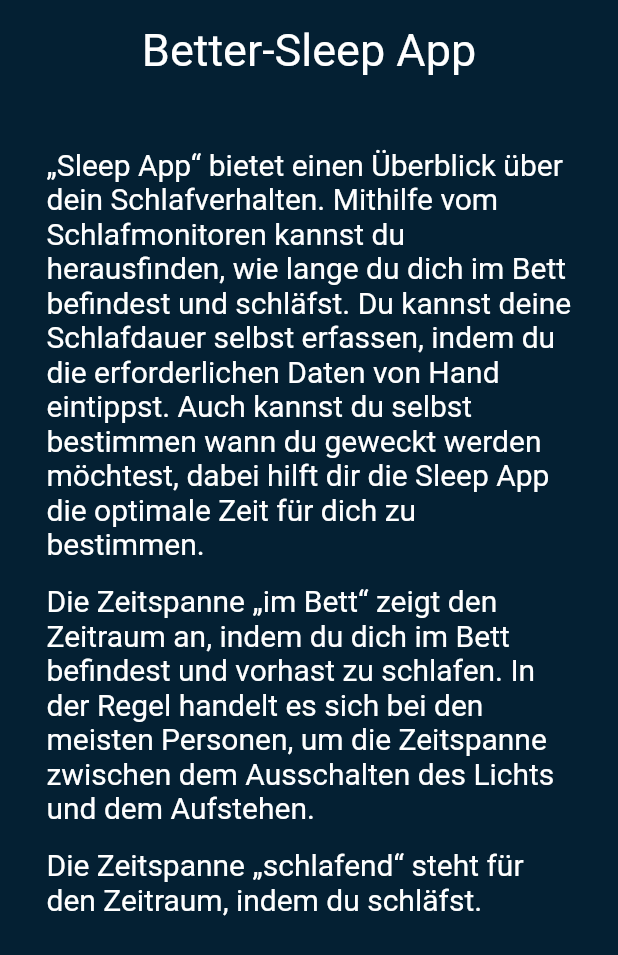
After one commit to Murks1/Weckers, a Flutter app: the UeberdieAppPage screen opened directly, on a phone screen of 412 x 824 dp. The commit adds this screen. Shown: the top 955 px of the screen. Run offline on Flutter 3.47's test engine with Material 2 defaults, Android fonts, the phone set to English and light mode, and no system bars; our stand-ins replace shared_preferences; accounts and stored records are empty.

Commit message:
Seite Über die App entwickelt, verlinkt und mit Inhalten gefüllt

```diff
--- a/lib/home_page.dart
+++ b/lib/home_page.dart
@@ -5,6 +5,7 @@ import 'package:wecker/global_data.dart';
 import 'package:wecker/neuerWecker_page.dart';
 import 'package:wecker/settings_page.dart';
 import 'package:wecker/tipps_und_tricks_page.dart';
+import 'package:wecker/ueber_die_app_page.dart';
 import 'package:wecker/wissenswertes_page.dart';
 
 import 'alleWecker_page.dart';
@@ -59,6 +60,18 @@ class SideDrawer extends StatelessWidget {
                       )
                     }
                   }),
+          ListTile(
+              leading: Icon(Icons.phone_android),
+              title: Text('Über die App'),
+              onTap: () => {
+                {
+                  Navigator.push(
+                    context,
+                    MaterialPageRoute(
+                        builder: (context) => UeberdieAppPage()),
+                  )
+                }
+              }),
           ListTile(
             leading: Icon(Icons.border_color),
             title: Text('Traumtagebuch'),
@@ -151,7 +164,7 @@ class _HomePageState extends State<HomePage> {
               drawer: SideDrawer(),
               appBar: AppBar(
                 backgroundColor: BACKGROUND_COLOR,
-                title: Text('Willkommen zur Schlafapp'),
+                title: Text('Willkommen zur Better-Sleep App'),
               ),
               body: Center(
                 child: Column(
--- a/lib/tipps_und_tricks_page.dart
+++ b/lib/tipps_und_tricks_page.dart
@@ -605,9 +605,6 @@ class TippsUndTricksState extends State<TippsUndTricksPage> {
                                     ),
                                   ),
                                 ]),
-
-
-
                           ]),
                         )
                       ])))),
--- /dev/null
+++ b/lib/ueber_die_app_page.dart
@@ -0,0 +1,125 @@
+import 'package:flutter/cupertino.dart';
+import 'package:flutter/material.dart';
+
+import 'Settings.dart';
+import 'global_data.dart';
+import 'neuerWecker_page.dart';
+
+class UeberdieAppPage extends StatefulWidget {
+  @override
+  State<StatefulWidget> createState() {
+    return UeberdieAppState();
+  }
+}
+
+class UeberdieAppState extends State<UeberdieAppPage> {
+  // zu Seite "neuer Wecker " wechseln
+  void _onAddButtonPressed() {
+    Navigator.push(
+      context,
+      MaterialPageRoute(builder: (context) => NeuerWeckerPage()),
+    );
+  }
+
+  @override
+  Widget build(BuildContext context) {
+    return GestureDetector(
+        onTap: () {
+          FocusScopeNode currentFocus = FocusScope.of(context);
+          if (!currentFocus.hasPrimaryFocus) {
+            currentFocus.unfocus();
+          }
+        },
+        child: SafeArea(
+          child: Scaffold(
+              backgroundColor: BACKGROUND_COLOR,
+              body: Center(
+                  child: Container(
+                      padding: EdgeInsets.all(16),
+                      child: Column(children: [
+                        Row(
+                          mainAxisSize: MainAxisSize.max,
+                          mainAxisAlignment: MainAxisAlignment.spaceEvenly,
+                          children: [
+                            Text(
+                              "Better-Sleep App",
+                              style: TextStyle(
+                                color: Colors.white,
+                                fontFamily: 'Roboto',
+                                fontSize: 30,
+                              ),
+                            ),
+                          ],
+                        ),
+                        Expanded(
+                          child: ListView(children: [
+                            Container(
+                              height: 32,
+                            ),
+                            Container(
+                              height: 15,
+                            ),
+                            Row(
+                                mainAxisSize: MainAxisSize.max,
+                                mainAxisAlignment: MainAxisAlignment.center,
+                                children: [
+                                  Container(
+                                    width: 350,
+                                    child: Text(
+                                      "„Sleep App“ bietet einen Überblick über dein Schlafverhalten. Mithilfe vom Schlafmonitoren kannst du herausfinden, wie lange du dich im Bett befindest und schläfst. Du kannst deine Schlafdauer selbst erfassen, indem du die erforderlichen Daten von Hand eintippst. Auch kannst du selbst bestimmen wann du geweckt werden möchtest, dabei hilft dir die Sleep App die optimale Zeit für dich zu bestimmen. ",
+                                      style: TextStyle(
+                                        color: Colors.white,
+                                        fontFamily: 'Roboto',
+                                        fontSize: 20,
+                                      ),
+                                    ),
+                                  ),
+                                ]),
+                            Container(
+                              height: 15,
+                            ),
+                            Row(
+                                mainAxisSize: MainAxisSize.max,
+                                mainAxisAlignment: MainAxisAlignment.center,
+                                children: [
+                                  Container(
+                                    width: 350,
+                                    child: Text(
+                                      "Die Zeitspanne „im Bett“ zeigt den Zeitraum an, indem du dich im Bett befindest und vorhast zu schlafen. In der Regel handelt es sich bei den meisten Personen, um die Zeitspanne zwischen dem Ausschalten des Lichts und dem Aufstehen. ",
+                                      style: TextStyle(
+                                        color: Colors.white,
+                                        fontFamily: 'Roboto',
+                                        fontSize: 20,
+                                      ),
+                                    ),
+                                  ),
+                                ]),
+                            Container(
+                              height: 15,
+                            ),
+                            Row(
+                                mainAxisSize: MainAxisSize.max,
+                                mainAxisAlignment: MainAxisAlignment.center,
+                                children: [
+                                  Container(
+                                    width: 350,
+                                    child: Text(
+                                      "Die Zeitspanne „schlafend“ steht für den Zeitraum, indem du schläfst.",
+                                      style: TextStyle(
+                                        color: Colors.white,
+                                        fontFamily: 'Roboto',
+                                        fontSize: 20,
+                                      ),
+                                    ),
+                                  ),
+                                ]),
+
+
+
+                            // Tapabel: Element klickbar machen
+                          ]),
+                        )
+                      ])))),
+        ));
+  }
+}
```
